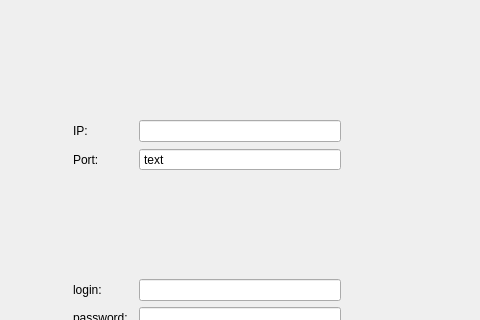
First picture: the form in client/client.ui, repository yankozlov/NG_2021_Basic_messanger, before the edit; both pictures show x 193 to 673 and y 0 to 320 of the 800 by 600 pixel window.
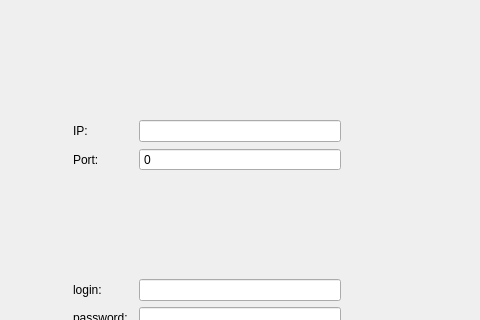
Second picture: the form after the edit. Icons and pictures are not drawn.

```diff
--- a/client/client.ui
+++ b/client/client.ui
@@ -125,19 +125,19 @@
                  <enum>QAbstractSpinBox::NoButtons</enum>
                 </property>
                 <property name="specialValueText">
-                 <string>text</string>
+                 <string/>
                 </property>
                 <property name="correctionMode">
                  <enum>QAbstractSpinBox::CorrectToPreviousValue</enum>
                 </property>
                 <property name="minimum">
-                 <number>-1</number>
+                 <number>0</number>
                 </property>
                 <property name="maximum">
                  <number>65535</number>
                 </property>
                 <property name="value">
-                 <number>-1</number>
+                 <number>0</number>
                 </property>
                 <property name="displayIntegerBase">
                  <number>10</number>
```
Left out of the diff: 24 changed lines with no effect on the pictures.
